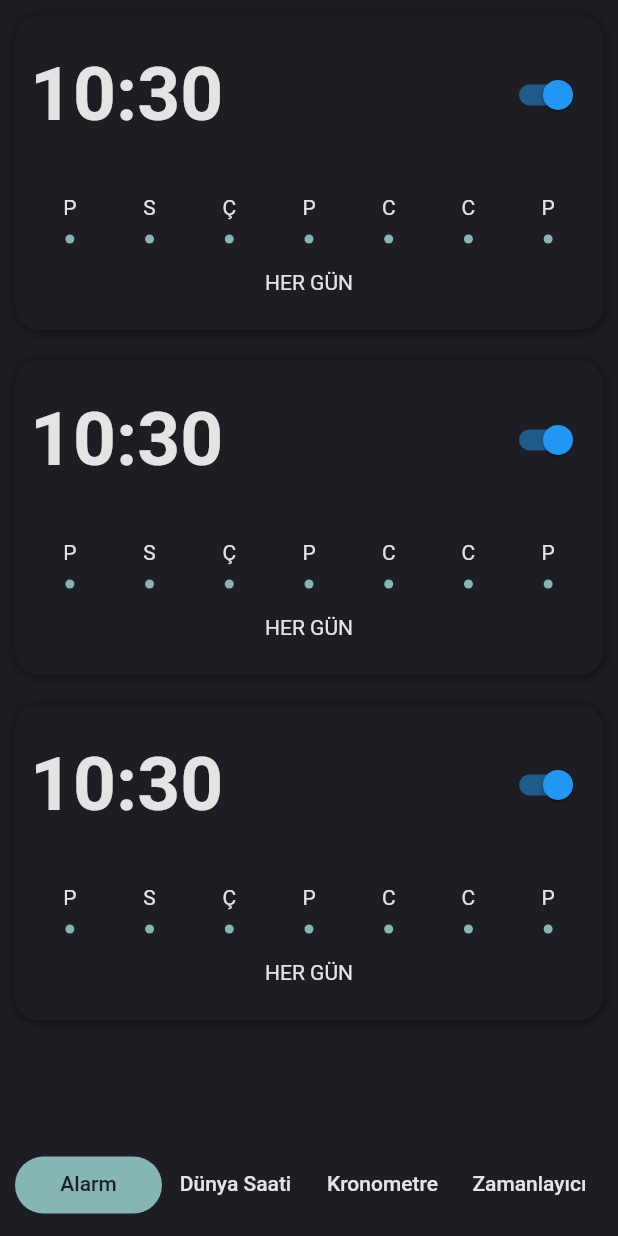
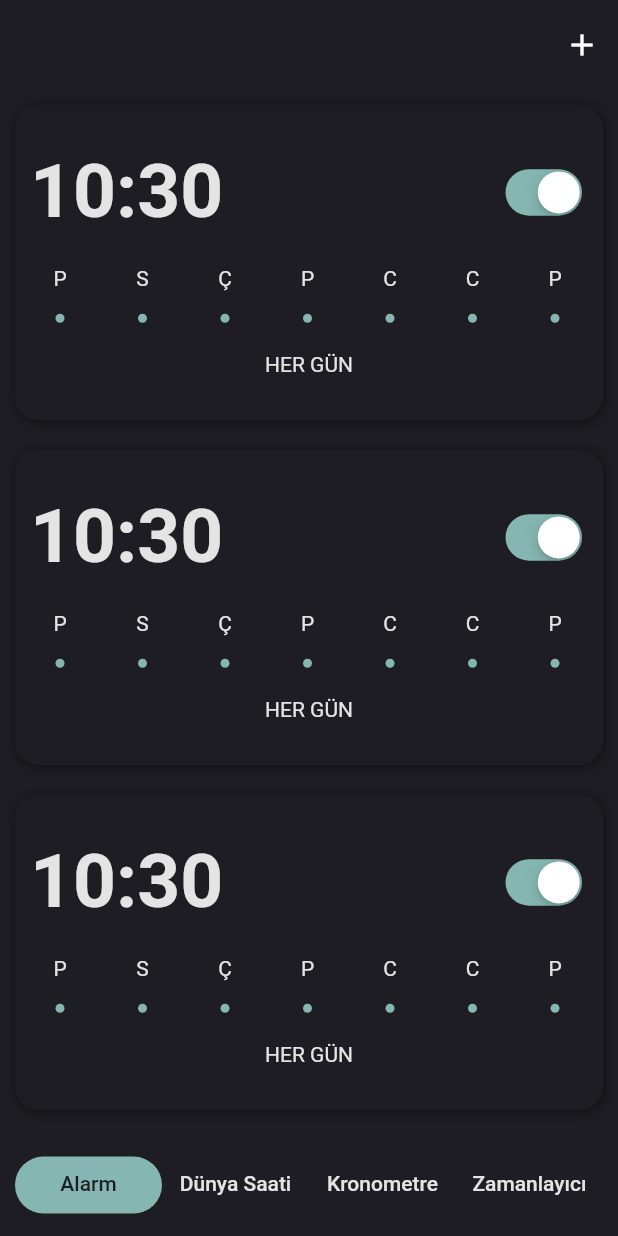
Before and after one commit to AkinBozburun/Clock-App-Flutter, a Flutter app: the screen it shows after launch, on a phone screen of 412 x 824 dp. Run offline on Flutter 3.47's test engine with Material 2 defaults, Android fonts, the phone set to English and light mode, and no system bars.

Commit message:
Still UI.

```diff
--- a/lib/main.dart
+++ b/lib/main.dart
@@ -55,6 +55,16 @@ class _TabState extends State<Tab>
       initialIndex: 0,
       child: Scaffold
       (
+        appBar: AppBar
+        (
+          backgroundColor: Colors.transparent,
+          elevation: 0,
+          toolbarHeight: 60,
+          actions:
+          [
+            IconButton(onPressed: (){}, icon: const Icon(Icons.add))
+          ],
+        ),
         body: const TabBarView
         (
           children:
@@ -65,7 +75,7 @@ class _TabState extends State<Tab>
             TimerPage(),
           ],
         ),
-        bottomNavigationBar: Container
+        bottomNavigationBar:Container
         (
           padding: const EdgeInsets.symmetric(horizontal: 10),
           margin: const EdgeInsets.only(bottom: 15),
--- a/lib/pages/timer_page.dart
+++ b/lib/pages/timer_page.dart
@@ -1,6 +1,4 @@
 import 'package:flutter/material.dart';
-import 'package:flutter/src/widgets/framework.dart';
-import 'package:flutter/src/widgets/placeholder.dart';
 
 class TimerPage extends StatefulWidget
 {
@@ -17,7 +15,7 @@ class _TimerPageState extends State<TimerPage>
   {
     return const Scaffold
     (
-      body: Center(child: Text("timer"),),
+      body: Center(child: Text("timer")),
     );
   }
 }
--- a/lib/pages/world_clock_page.dart
+++ b/lib/pages/world_clock_page.dart
@@ -1,6 +1,4 @@
 import 'package:flutter/material.dart';
-import 'package:flutter/src/widgets/framework.dart';
-import 'package:flutter/src/widgets/placeholder.dart';
 
 class WorldClockPage extends StatefulWidget
 {
--- a/lib/widgets/alarm_card.dart
+++ b/lib/widgets/alarm_card.dart
@@ -41,23 +41,22 @@ Widget alarmCard(hours,minutes,context)
               color: AppStyles.lightBackGroundColor,
               fontSize: 50, fontWeight: FontWeight.bold,
             )),
-            Switch(value: switchValue, onChanged: (value) {},)
-            //CupertinoSwitch(activeColor: AppStyles().lightBlueColor,value: switchValue, onChanged: (value) {}),
+            CupertinoSwitch(activeColor: AppStyles().lightBlueColor,value: switchValue, onChanged: (value) {}),
           ],
         ),
         SizedBox
         (
-          height: 60,
-          width: MediaQuery.of(context).size.width*0.95,
+          height: 40,
           child: GridView.builder
           (
-            scrollDirection: Axis.vertical,
-            gridDelegate: const SliverGridDelegateWithFixedCrossAxisCount(crossAxisCount: 7,
-            childAspectRatio: 2/3),
+            //physics: const NeverScrollableScrollPhysics(),
+            scrollDirection: Axis.horizontal,
+            gridDelegate: const SliverGridDelegateWithMaxCrossAxisExtent(maxCrossAxisExtent: 40,
+            mainAxisSpacing: 15,mainAxisExtent: 40),
             itemCount: 7,
             itemBuilder: (context, index) => Column
             (
-              mainAxisAlignment: MainAxisAlignment.center,
+              mainAxisAlignment: MainAxisAlignment.spaceAround,
               children:
               [
                 Text(days[index],style: TextStyle(color: AppStyles.lightBackGroundColor)),
```
